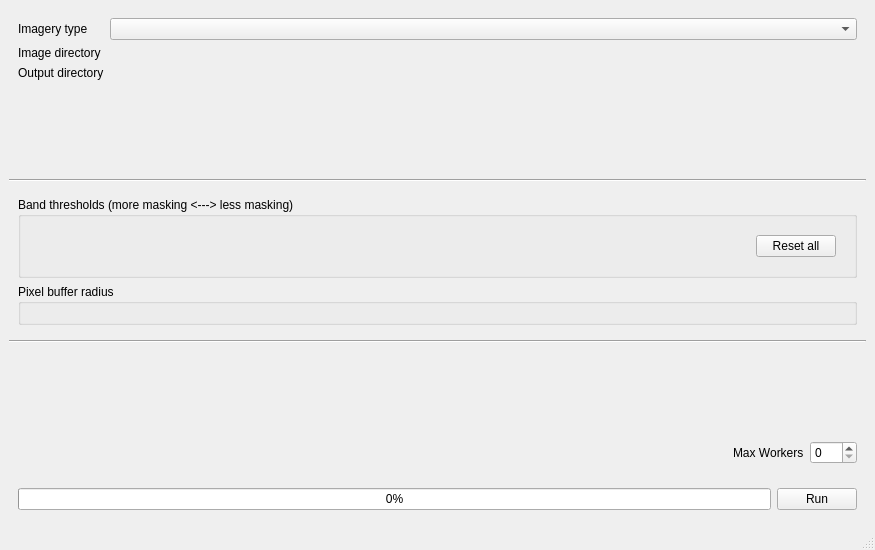
Qt form src/gui/resources/gui.ui (HakaiInstitute/GlintMaskGenerator) before a commit.
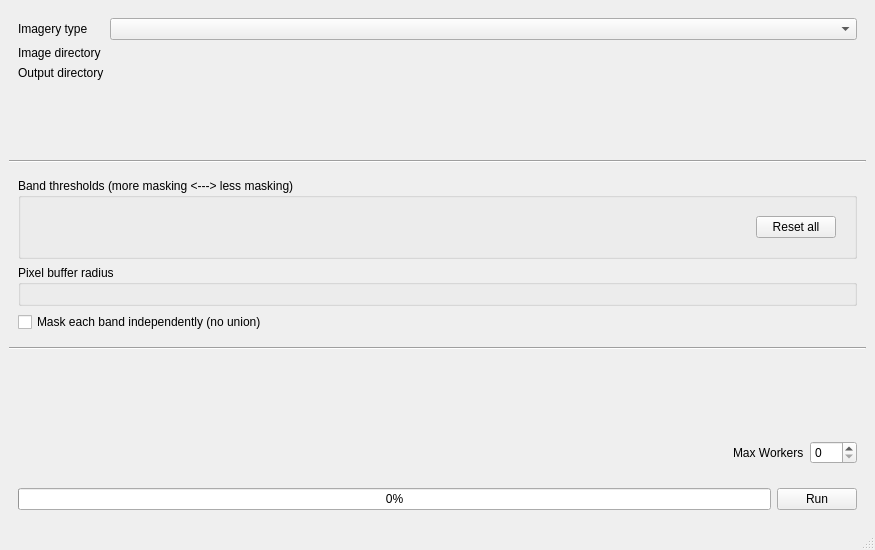
The same form after that commit. Custom widgets are drawn as their Qt base class.

Commit message: Add per-band mask output option for multi-band sensors (#62)

Diff of the .ui file:
```diff
--- a/src/gui/resources/gui.ui
+++ b/src/gui/resources/gui.ui
@@ -170,6 +170,16 @@
           </layout>
          </widget>
         </item>
+        <item>
+         <widget class="QCheckBox" name="per_band_checkbox">
+          <property name="text">
+           <string>Mask each band independently (no union)</string>
+          </property>
+          <property name="toolTip">
+           <string>When checked, each band's mask contains only that band's threshold detection instead of the union of all bands. Only applies to multi-band sensors.</string>
+          </property>
+         </widget>
+        </item>
        </layout>
       </widget>
       <widget class="QWidget" name="ratio_params_widget">
```
The commit also changes 6 other files.
